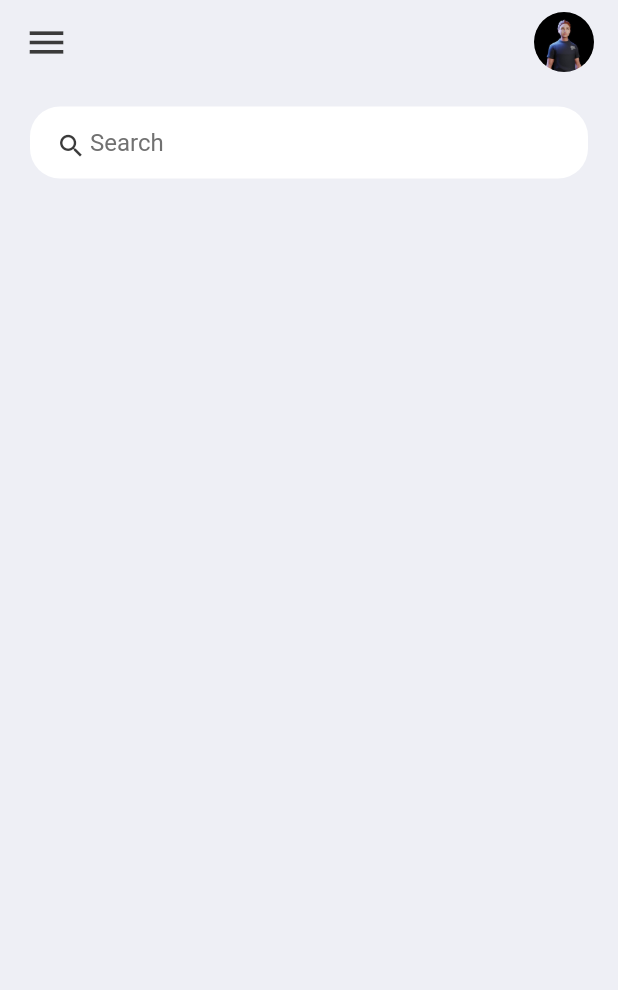
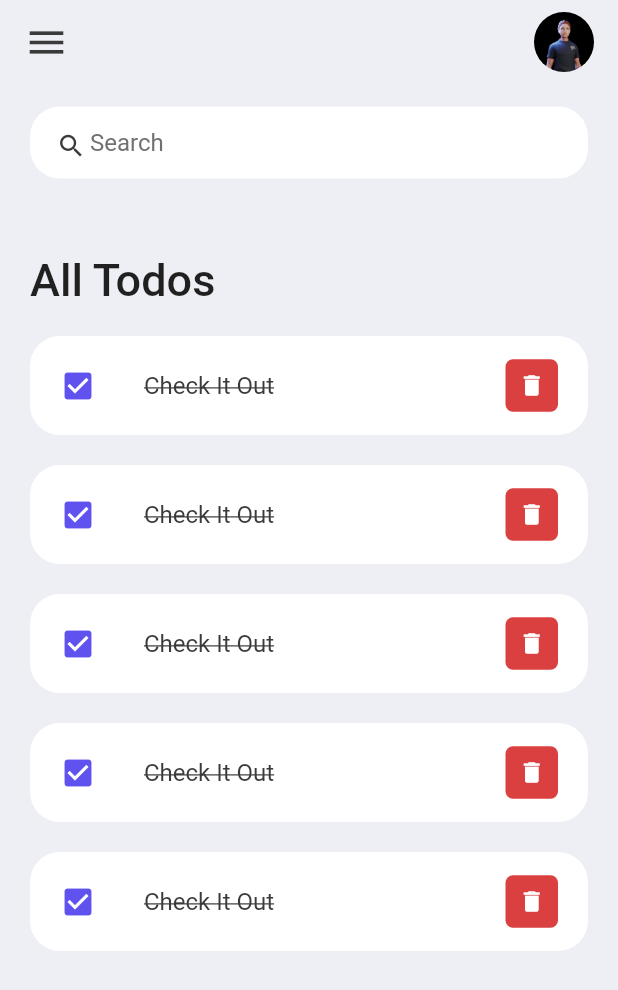
Before and after one commit to SHARKZTECH/flutter-todoApp, a Flutter app: the screen it shows after launch, on a phone screen of 412 x 824 dp. Shown: the top 990 px of the screen. Run offline on Flutter 3.47's test engine with Material 2 defaults, Android fonts, the phone set to English and light mode, and no system bars.

Commit message:
todo item

```diff
--- a/lib/screens/home.dart
+++ b/lib/screens/home.dart
@@ -1,5 +1,6 @@
 import 'package:flutter/material.dart';
 import 'package:todoapp/constants/colors.dart';
+import 'package:todoapp/widgets/todo_item.dart';
 
 class Home extends StatelessWidget {
   const Home({super.key});
@@ -17,6 +18,30 @@ class Home extends StatelessWidget {
           child: Column(
             children: [
               searchBox(),
+              Expanded(
+                child: ListView(
+                  children: [
+                    Container(
+                      margin: const EdgeInsets.only(
+                        top: 50,
+                        bottom: 20,
+                      ),
+                      child: const Text(
+                        'All Todos',
+                        style: TextStyle(
+                          fontSize: 30,
+                          fontWeight: FontWeight.w500,
+                        ),
+                      ),
+                    ),
+                    TodoItem(),
+                    TodoItem(),
+                    TodoItem(),
+                    TodoItem(),
+                    TodoItem(),
+                  ],
+                ),
+              )
             ],
           )),
     );
--- /dev/null
+++ b/lib/widgets/todo_item.dart
@@ -0,0 +1,50 @@
+import 'package:flutter/material.dart';
+import 'package:todoapp/constants/colors.dart';
+
+class TodoItem extends StatelessWidget {
+  const TodoItem({super.key});
+
+  @override
+  Widget build(BuildContext context) {
+    return Container(
+      margin: EdgeInsets.only(bottom: 20),
+      child: ListTile(
+        onTap: () {
+          print("todo item");
+        },
+        shape: RoundedRectangleBorder(
+          borderRadius: BorderRadius.circular(20),
+        ),
+        contentPadding: const EdgeInsets.symmetric(horizontal: 20, vertical: 5),
+        tileColor: Colors.white,
+        leading: const Icon(Icons.check_box, color: tdBlue),
+        title: Text(
+          "Check It Out",
+          style: TextStyle(
+            fontSize: 16,
+            color: tdBlack,
+            decoration: TextDecoration.lineThrough,
+          ),
+        ),
+        trailing: Container(
+          padding: const EdgeInsets.all(0),
+          margin: const EdgeInsets.symmetric(vertical: 2),
+          height: 35,
+          width: 35,
+          decoration: BoxDecoration(
+            color: tdRed,
+            borderRadius: BorderRadius.circular(5),
+          ),
+          child: IconButton(
+            onPressed: () {
+              print("delete clicked!");
+            },
+            icon: const Icon(Icons.delete),
+            color: Colors.white,
+            iconSize: 18,
+          ),
+        ),
+      ),
+    );
+  }
+}
```
